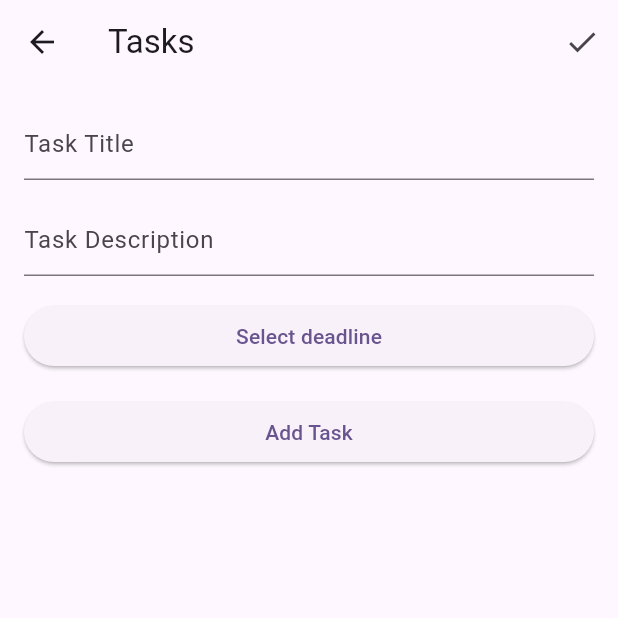
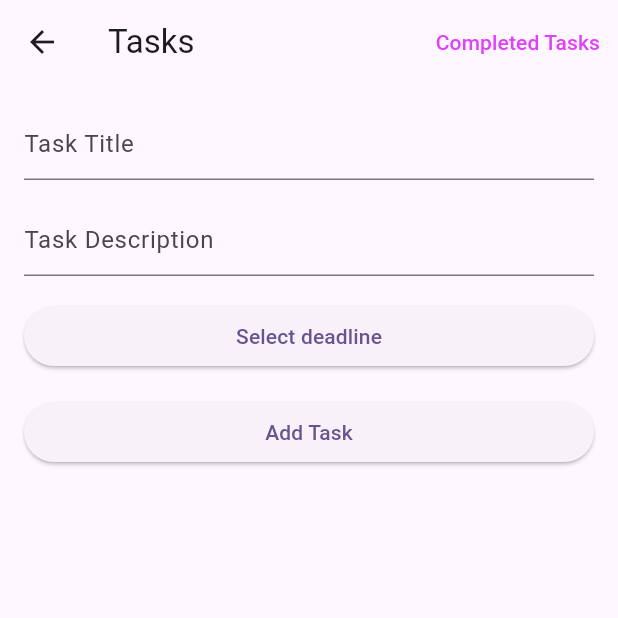
Before and after one commit to Arzije/Mobilt_Java22_Arzije_Ziberovska_Slutprojekt_Sprint_v_3, a Flutter app: the TaskPage screen opened directly, after a tap on "Add Task", on a phone screen of 412 x 824 dp, the top half of it. Run offline on Flutter 3.47's test engine with Material 2 defaults, Android fonts, the phone set to English and light mode, and no system bars; our stand-ins replace cloud_firestore, firebase_core; accounts and stored records are empty.

Commit message:
Seventh commit

```diff
--- a/lib/task_page.dart
+++ b/lib/task_page.dart
@@ -1,5 +1,6 @@
 import 'package:flutter/material.dart';
 import 'package:cloud_firestore/cloud_firestore.dart';
+import 'package:intl/intl.dart';
 
 import 'completed_task_page.dart';
 
@@ -19,7 +20,7 @@ class _TaskPageState extends State<TaskPage> {
       await FirebaseFirestore.instance.collection('tasks').add({
         'title': titleController.text,
         'description': descriptionController.text,
-        'createdAt': Timestamp.now(),
+        'createdAt': DateFormat('HH:mm').format(DateTime.now()), // Formaterar till HH:mm-format
         'deadline': selectedDate?.toUtc(),
         'isCompleted': false,
       });
@@ -60,15 +61,17 @@ class _TaskPageState extends State<TaskPage> {
         appBar: AppBar(
           title: Text('Tasks'),
           actions: <Widget>[
-            IconButton(
-              icon: Icon(Icons.check),
+            TextButton(
               onPressed: () {
                 Navigator.of(context).push(
                   MaterialPageRoute(builder: (context) => CompletedTasksPage()),
                 );
               },
-              tooltip: 'View Completed Tasks',
-            )
+              child: Text('Completed Tasks'),
+              style: TextButton.styleFrom(
+                primary: Colors.purpleAccent, // Detta sätter textfärgen till vit
+              ),
+            ),
           ],
         ),
         body: ListView(
@@ -101,8 +104,10 @@ class _TaskPageState extends State<TaskPage> {
             ),
             SizedBox(height: 20),
             StreamBuilder<QuerySnapshot>(
-              stream:
-              FirebaseFirestore.instance.collection('tasks').where('isCompleted', isEqualTo: false).snapshots(),
+              stream: FirebaseFirestore.instance
+                  .collection('tasks')
+                  .where('isCompleted', isEqualTo: false)
+                  .snapshots(),
               builder: (context, snapshot) {
                 if (!snapshot.hasData) {
                   return Center(child: CircularProgressIndicator());
@@ -121,17 +126,23 @@ class _TaskPageState extends State<TaskPage> {
                       trailing: Column(
                         crossAxisAlignment: CrossAxisAlignment.end,
                         children: [
-                          Text(tasks[index]['createdAt'].toDate().toString()),
+                          Text('Created: ${DateFormat('HH:mm yyyy-MM-dd').format(tasks[index]['createdAt'].toDate())}'
+                          ),
                           SizedBox(height: 4),
-                          Text(tasks[index]['deadline'] != null
-                              ? 'Deadline: ${tasks[index]['deadline'].toDate().toString()}'
-                              : 'No deadline'),
+                          Text(
+                              tasks[index]['deadline'] is Timestamp
+                                  ? 'Deadline: ${(tasks[index]['deadline'] as Timestamp).toDate().toString().split(' ')[0]}'
+                                  : 'No deadline'
+                          ),
                         ],
                       ),
                       leading: Checkbox(
                         value: tasks[index]['isCompleted'],
                         onChanged: (bool? newValue) async {
-                          await FirebaseFirestore.instance.collection('tasks').doc(tasks[index].id).update({
+                          await FirebaseFirestore.instance
+                              .collection('tasks')
+                              .doc(tasks[index].id)
+                              .update({
                             'isCompleted': newValue,
                           });
                           setState(() {}); // Uppdatera UI
--- a/pubspec.yaml
+++ b/pubspec.yaml
@@ -33,6 +33,7 @@ dependencies:
   firebase_auth: ^4.10.0
   firebase_core: ^2.16.0
   cloud_firestore: ^4.9.2
+  intl: ^0.18.1
 
   # The following adds the Cupertino Icons font to your application.
   # Use with the CupertinoIcons class for iOS style icons.
```
Also changed, not shown: lib/completed_task_page.dart (+8 -6 lines), pubspec.lock.
